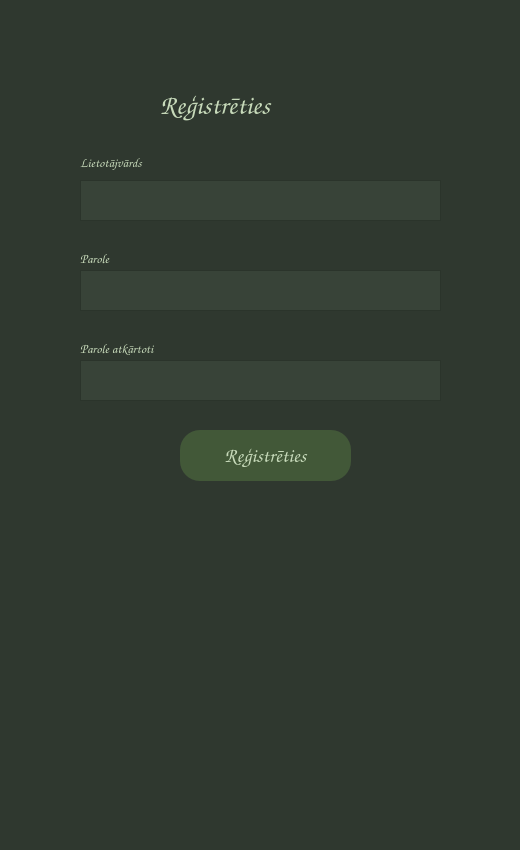
tebuu24/Senu-kolekcionars-2025, file register.ui: the form before one commit.
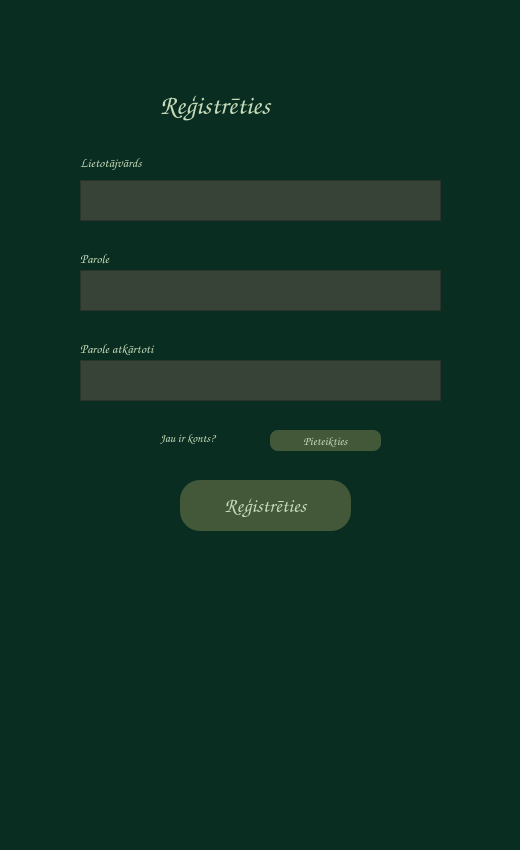
The form after the commit.

Commit message: ui update esošajiem

```diff
--- a/register.ui
+++ b/register.ui
@@ -40,7 +40,7 @@
    <string>Pieteikties</string>
   </property>
   <property name="styleSheet">
-   <string notr="true">background-color: rgb(47, 56, 47);</string>
+   <string notr="true">background-color: rgb(9, 46, 33);</string>
   </property>
   <widget class="QPlainTextEdit" name="usernamefield">
    <property name="geometry">
@@ -511,9 +511,9 @@
       <colorrole role="Button">
        <brush brushstyle="SolidPattern">
         <color alpha="255">
-         <red>47</red>
-         <green>56</green>
-         <blue>47</blue>
+         <red>9</red>
+         <green>46</green>
+         <blue>33</blue>
         </color>
        </brush>
       </colorrole>
@@ -529,18 +529,18 @@
       <colorrole role="Base">
        <brush brushstyle="SolidPattern">
         <color alpha="255">
-         <red>47</red>
-         <green>56</green>
-         <blue>47</blue>
+         <red>9</red>
+         <green>46</green>
+         <blue>33</blue>
         </color>
        </brush>
       </colorrole>
       <colorrole role="Window">
        <brush brushstyle="SolidPattern">
         <color alpha="255">
-         <red>47</red>
-         <green>56</green>
-         <blue>47</blue>
+         <red>9</red>
+         <green>46</green>
+         <blue>33</blue>
         </color>
        </brush>
       </colorrole>
@@ -558,9 +558,9 @@
       <colorrole role="Button">
        <brush brushstyle="SolidPattern">
         <color alpha="255">
-         <red>47</red>
-         <green>56</green>
-         <blue>47</blue>
+         <red>9</red>
+         <green>46</green>
+         <blue>33</blue>
         </color>
        </brush>
       </colorrole>
@@ -576,18 +576,18 @@
       <colorrole role="Base">
        <brush brushstyle="SolidPattern">
         <color alpha="255">
-         <red>47</red>
-         <green>56</green>
-         <blue>47</blue>
+         <red>9</red>
+         <green>46</green>
+         <blue>33</blue>
         </color>
        </brush>
       </colorrole>
       <colorrole role="Window">
        <brush brushstyle="SolidPattern">
         <color alpha="255">
-         <red>47</red>
-         <green>56</green>
-         <blue>47</blue>
+         <red>9</red>
+         <green>46</green>
+         <blue>33</blue>
         </color>
        </brush>
       </colorrole>
@@ -605,9 +605,9 @@
       <colorrole role="Button">
        <brush brushstyle="SolidPattern">
         <color alpha="255">
-         <red>47</red>
-         <green>56</green>
-         <blue>47</blue>
+         <red>9</red>
+         <green>46</green>
+         <blue>33</blue>
         </color>
        </brush>
       </colorrole>
@@ -623,18 +623,18 @@
       <colorrole role="Base">
        <brush brushstyle="SolidPattern">
         <color alpha="255">
-         <red>47</red>
-         <green>56</green>
-         <blue>47</blue>
+         <red>9</red>
+         <green>46</green>
+         <blue>33</blue>
         </color>
        </brush>
       </colorrole>
       <colorrole role="Window">
        <brush brushstyle="SolidPattern">
         <color alpha="255">
-         <red>47</red>
-         <green>56</green>
-         <blue>47</blue>
+         <red>9</red>
+         <green>46</green>
+         <blue>33</blue>
         </color>
        </brush>
       </colorrole>
@@ -701,27 +701,27 @@
       <colorrole role="Button">
        <brush brushstyle="SolidPattern">
         <color alpha="255">
-         <red>47</red>
-         <green>56</green>
-         <blue>47</blue>
+         <red>9</red>
+         <green>46</green>
+         <blue>33</blue>
         </color>
        </brush>
       </colorrole>
       <colorrole role="Base">
        <brush brushstyle="SolidPattern">
         <color alpha="255">
-         <red>47</red>
-         <green>56</green>
-         <blue>47</blue>
+         <red>9</red>
+         <green>46</green>
+         <blue>33</blue>
         </color>
        </brush>
       </colorrole>
       <colorrole role="Window">
        <brush brushstyle="SolidPattern">
         <color alpha="255">
-         <red>47</red>
-         <green>56</green>
-         <blue>47</blue>
+         <red>9</red>
+         <green>46</green>
+         <blue>33</blue>
         </color>
        </brush>
       </colorrole>
@@ -739,27 +739,27 @@
       <colorrole role="Button">
        <brush brushstyle="SolidPattern">
         <color alpha="255">
-         <red>47</red>
-         <green>56</green>
-         <blue>47</blue>
+         <red>9</red>
+         <green>46</green>
+         <blue>33</blue>
         </color>
        </brush>
       </colorrole>
       <colorrole role="Base">
        <brush brushstyle="SolidPattern">
         <color alpha="255">
-         <red>47</red>
-         <green>56</green>
-         <blue>47</blue>
+         <red>9</red>
+         <green>46</green>
+         <blue>33</blue>
         </color>
        </brush>
       </colorrole>
       <colorrole role="Window">
        <brush brushstyle="SolidPattern">
         <color alpha="255">
-         <red>47</red>
-         <green>56</green>
-         <blue>47</blue>
+         <red>9</red>
+         <green>46</green>
+         <blue>33</blue>
         </color>
        </brush>
       </colorrole>
@@ -777,27 +777,27 @@
       <colorrole role="Button">
        <brush brushstyle="SolidPattern">
         <color alpha="255">
-         <red>47</red>
-         <green>56</green>
-         <blue>47</blue>
+         <red>9</red>
+         <green>46</green>
+         <blue>33</blue>
         </color>
        </brush>
       </colorrole>
       <colorrole role="Base">
        <brush brushstyle="SolidPattern">
         <color alpha="255">
-         <red>47</red>
-         <green>56</green>
-         <blue>47</blue>
+         <red>9</red>
+         <green>46</green>
+         <blue>33</blue>
         </color>
        </brush>
       </colorrole>
       <colorrole role="Window">
        <brush brushstyle="SolidPattern">
         <color alpha="255">
-         <red>47</red>
-         <green>56</green>
-         <blue>47</blue>
+         <red>9</red>
+         <green>46</green>
+         <blue>33</blue>
         </color>
        </brush>
       </colorrole>
@@ -852,9 +852,9 @@
       <colorrole role="Button">
        <brush brushstyle="SolidPattern">
         <color alpha="255">
-         <red>0</red>
-         <green>170</green>
-         <blue>0</blue>
+         <red>9</red>
+         <green>46</green>
+         <blue>33</blue>
         </color>
        </brush>
       </colorrole>
@@ -870,18 +870,18 @@
       <colorrole role="Base">
        <brush brushstyle="SolidPattern">
         <color alpha="255">
-         <red>47</red>
-         <green>56</green>
-         <blue>47</blue>
+         <red>9</red>
+         <green>46</green>
+         <blue>33</blue>
         </color>
        </brush>
       </colorrole>
       <colorrole role="Window">
        <brush brushstyle="SolidPattern">
         <color alpha="255">
-         <red>47</red>
-         <green>56</green>
-         <blue>47</blue>
+         <red>9</red>
+         <green>46</green>
+         <blue>33</blue>
         </color>
        </brush>
       </colorrole>
@@ -899,9 +899,9 @@
       <colorrole role="Button">
        <brush brushstyle="SolidPattern">
         <color alpha="255">
-         <red>0</red>
-         <green>170</green>
-         <blue>0</blue>
+         <red>9</red>
+         <green>46</green>
+         <blue>33</blue>
         </color>
        </brush>
       </colorrole>
@@ -917,18 +917,18 @@
       <colorrole role="Base">
        <brush brushstyle="SolidPattern">
         <color alpha="255">
-         <red>47</red>
-         <green>56</green>
-         <blue>47</blue>
+         <red>9</red>
+         <green>46</green>
+         <blue>33</blue>
         </color>
        </brush>
       </colorrole>
       <colorrole role="Window">
        <brush brushstyle="SolidPattern">
         <color alpha="255">
-         <red>47</red>
-         <green>56</green>
-         <blue>47</blue>
+         <red>9</red>
+         <green>46</green>
+         <blue>33</blue>
         </color>
        </brush>
       </colorrole>
@@ -946,9 +946,9 @@
       <colorrole role="Button">
        <brush brushstyle="SolidPattern">
         <color alpha="255">
-         <red>0</red>
-         <green>170</green>
-         <blue>0</blue>
+         <red>9</red>
+         <green>46</green>
+         <blue>33</blue>
         </color>
        </brush>
       </colorrole>
@@ -964,18 +964,18 @@
       <colorrole role="Base">
        <brush brushstyle="SolidPattern">
         <color alpha="255">
-         <red>47</red>
-         <green>56</green>
-         <blue>47</blue>
+         <red>9</red>
+         <green>46</green>
+         <blue>33</blue>
         </color>
        </brush>
       </colorrole>
       <colorrole role="Window">
        <brush brushstyle="SolidPattern">
         <color alpha="255">
-         <red>47</red>
-         <green>56</green>
-         <blue>47</blue>
+         <red>9</red>
+         <green>46</green>
+         <blue>33</blue>
         </color>
        </brush>
       </colorrole>
@@ -1010,7 +1010,7 @@
    <property name="geometry">
     <rect>
      <x>180</x>
-     <y>430</y>
+     <y>480</y>
      <width>171</width>
      <height>51</height>
     </rect>
@@ -1227,9 +1227,9 @@
       <colorrole role="Button">
        <brush brushstyle="SolidPattern">
         <color alpha="255">
-         <red>47</red>
-         <green>56</green>
-         <blue>47</blue>
+         <red>9</red>
+         <green>46</green>
+         <blue>33</blue>
         </color>
        </brush>
       </colorrole>
@@ -1245,18 +1245,18 @@
       <colorrole role="Base">
        <brush brushstyle="SolidPattern">
         <color alpha="255">
-         <red>47</red>
-         <green>56</green>
-         <blue>47</blue>
+         <red>9</red>
+         <green>46</green>
+         <blue>33</blue>
         </color>
        </brush>
       </colorrole>
       <colorrole role="Window">
        <brush brushstyle="SolidPattern">
         <color alpha="255">
-         <red>47</red>
-         <green>56</green>
-         <blue>47</blue>
+         <red>9</red>
+         <green>46</green>
+         <blue>33</blue>
         </color>
        </brush>
       </colorrole>
@@ -1274,9 +1274,9 @@
       <colorrole role="Button">
        <brush brushstyle="SolidPattern">
         <color alpha="255">
-         <red>47</red>
-         <green>56</green>
-         <blue>47</blue>
+         <red>9</red>
+         <green>46</green>
+         <blue>33</blue>
         </color>
        </brush>
       </colorrole>
@@ -1292,18 +1292,18 @@
       <colorrole role="Base">
        <brush brushstyle="SolidPattern">
         <color alpha="255">
-         <red>47</red>
-         <green>56</green>
-         <blue>47</blue>
+         <red>9</red>
+         <green>46</green>
+         <blue>33</blue>
         </color>
        </brush>
       </colorrole>
       <colorrole role="Window">
        <brush brushstyle="SolidPattern">
         <color alpha="255">
-         <red>47</red>
-         <green>56</green>
-         <blue>47</blue>
+         <red>9</red>
+         <green>46</green>
+         <blue>33</blue>
         </color>
        </brush>
       </colorrole>
@@ -1321,9 +1321,9 @@
       <colorrole role="Button">
        <brush brushstyle="SolidPattern">
         <color alpha="255">
-         <red>47</red>
-         <green>56</green>
-         <blue>47</blue>
+         <red>9</red>
+         <green>46</green>
+         <blue>33</blue>
         </color>
        </brush>
       </colorrole>
@@ -1339,18 +1339,18 @@
       <colorrole role="Base">
        <brush brushstyle="SolidPattern">
         <color alpha="255">
-         <red>47</red>
-         <green>56</green>
-         <blue>47</blue>
+         <red>9</red>
+         <green>46</green>
+         <blue>33</blue>
         </color>
        </brush>
       </colorrole>
       <colorrole role="Window">
        <brush brushstyle="SolidPattern">
         <color alpha="255">
-         <red>47</red>
-         <green>56</green>
-         <blue>47</blue>
+         <red>9</red>
+         <green>46</green>
+         <blue>33</blue>
         </color>
        </brush>
       </colorrole>
@@ -1631,27 +1631,27 @@
       <colorrole role="Button">
        <brush brushstyle="SolidPattern">
         <color alpha="255">
-         <red>47</red>
-         <green>56</green>
-         <blue>47</blue>
+         <red>9</red>
+         <green>46</green>
+         <blue>33</blue>
         </color>
        </brush>
       </colorrole>
       <colorrole role="Base">
        <brush brushstyle="SolidPattern">
         <color alpha="255">
-         <red>47</red>
-         <green>56</green>
-         <blue>47</blue>
+         <red>9</red>
+         <green>46</green>
+         <blue>33</blue>
         </color>
        </brush>
       </colorrole>
       <colorrole role="Window">
        <brush brushstyle="SolidPattern">
         <color alpha="255">
-         <red>47</red>
-         <green>56</green>
-         <blue>47</blue>
+         <red>9</red>
+         <green>46</green>
+         <blue>33</blue>
         </color>
        </brush>
       </colorrole>
@@ -1669,27 +1669,27 @@
       <colorrole role="Button">
        <brush brushstyle="SolidPattern">
         <color alpha="255">
-         <red>47</red>
-         <green>56</green>
-         <blue>47</blue>
+         <red>9</red>
+         <green>46</green>
+         <blue>33</blue>
         </color>
        </brush>
       </colorrole>
       <colorrole role="Base">
        <brush brushstyle="SolidPattern">
         <color alpha="255">
-         <red>47</red>
-         <green>56</green>
-         <blue>47</blue>
+         <red>9</red>
+         <green>46</green>
+         <blue>33</blue>
         </color>
        </brush>
       </colorrole>
       <colorrole role="Window">
        <brush brushstyle="SolidPattern">
         <color alpha="255">
-         <red>47</red>
-         <green>56</green>
-         <blue>47</blue>
+         <red>9</red>
+         <green>46</green>
+         <blue>33</blue>
         </color>
        </brush>
       </colorrole>
@@ -1707,27 +1707,27 @@
       <colorrole role="Button">
        <brush brushstyle="SolidPattern">
         <color alpha="255">
-         <red>47</red>
-         <green>56</green>
-         <blue>47</blue>
+         <red>9</red>
+         <green>46</green>
+         <blue>33</blue>
         </color>
        </brush>
       </colorrole>
       <colorrole role="Base">
        <brush brushstyle="SolidPattern">
         <color alpha="255">
-         <red>47</red>
-         <green>56</green>
-         <blue>47</blue>
+         <red>9</red>
+         <green>46</green>
+         <blue>33</blue>
         </color>
        </brush>
       </colorrole>
       <colorrole role="Window">
        <brush brushstyle="SolidPattern">
         <color alpha="255">
-         <red>47</red>
-         <green>56</green>
-         <blue>47</blue>
+         <red>9</red>
+         <green>46</green>
+         <blue>33</blue>
         </color>
        </brush>
       </colorrole>
@@ -1746,6 +1746,623 @@
     <string>Parole atkārtoti</string>
    </property>
   </widget>
+  <widget class="QLabel" name="loginlabel">
+   <property name="geometry">
+    <rect>
+     <x>160</x>
+     <y>430</y>
+     <width>111</width>
+     <height>16</height>
+    </rect>
+   </property>
+   <property name="minimumSize">
+    <size>
+     <width>111</width>
+     <height>16</height>
+    </size>
+   </property>
+   <property name="maximumSize">
+    <size>
+     <width>111</width>
+     <height>16</height>
+    </size>
+   </property>
+   <property name="palette">
+    <palette>
+     <active>
+      <colorrole role="WindowText">
+       <brush brushstyle="SolidPattern">
+        <color alpha="255">
+         <red>199</red>
+         <green>218</green>
+         <blue>186</blue>
+        </color>
+       </brush>
+      </colorrole>
+      <colorrole role="Button">
+       <brush brushstyle="SolidPattern">
+        <color alpha="255">
+         <red>9</red>
+         <green>46</green>
+         <blue>33</blue>
+        </color>
+       </brush>
+      </colorrole>
+      <colorrole role="Base">
+       <brush brushstyle="SolidPattern">
+        <color alpha="255">
+         <red>9</red>
+         <green>46</green>
+         <blue>33</blue>
+        </color>
+       </brush>
+      </colorrole>
+      <colorrole role="Window">
+       <brush brushstyle="SolidPattern">
+        <color alpha="255">
+         <red>9</red>
+         <green>46</green>
+         <blue>33</blue>
+        </color>
+       </brush>
+      </colorrole>
+     </active>
+     <inactive>
+      <colorrole role="WindowText">
+       <brush brushstyle="SolidPattern">
+        <color alpha="255">
+         <red>199</red>
+         <green>218</green>
+         <blue>186</blue>
+        </color>
+       </brush>
+      </colorrole>
+      <colorrole role="Button">
+       <brush brushstyle="SolidPattern">
+        <color alpha="255">
+         <red>9</red>
+         <green>46</green>
+         <blue>33</blue>
+        </color>
+       </brush>
+      </colorrole>
+      <colorrole role="Base">
+       <brush brushstyle="SolidPattern">
+        <color alpha="255">
+         <red>9</red>
+         <green>46</green>
+         <blue>33</blue>
+        </color>
+       </brush>
+      </colorrole>
+      <colorrole role="Window">
+       <brush brushstyle="SolidPattern">
+        <color alpha="255">
+         <red>9</red>
+         <green>46</green>
+         <blue>33</blue>
+        </color>
+       </brush>
+      </colorrole>
+     </inactive>
+     <disabled>
+      <colorrole role="WindowText">
+       <brush brushstyle="SolidPattern">
+        <color alpha="255">
+         <red>120</red>
+         <green>120</green>
+         <blue>120</blue>
+        </color>
+       </brush>
+      </colorrole>
+      <colorrole role="Button">
+       <brush brushstyle="SolidPattern">
+        <color alpha="255">
+         <red>9</red>
+         <green>46</green>
+         <blue>33</blue>
+        </color>
+       </brush>
+      </colorrole>
+      <colorrole role="Base">
+       <brush brushstyle="SolidPattern">
+        <color alpha="255">
+         <red>9</red>
+         <green>46</green>
+         <blue>33</blue>
+        </color>
+       </brush>
+      </colorrole>
+      <colorrole role="Window">
+       <brush brushstyle="SolidPattern">
+        <color alpha="255">
+         <red>9</red>
+         <green>46</green>
+         <blue>33</blue>
+        </color>
+       </brush>
+      </colorrole>
+     </disabled>
+    </palette>
+   </property>
+   <property name="font">
+    <font>
+     <family>Comic Sans MS</family>
+     <pointsize>9</pointsize>
+     <weight>75</weight>
+     <bold>true</bold>
+    </font>
+   </property>
+   <property name="text">
+    <string>Jau ir konts?</string>
+   </property>
+  </widget>
+  <widget class="QPushButton" name="loginbutton_2">
+   <property name="geometry">
+    <rect>
+     <x>270</x>
+     <y>430</y>
+     <width>111</width>
+     <height>21</height>
+    </rect>
+   </property>
+   <property name="minimumSize">
+    <size>
+     <width>111</width>
+     <height>21</height>
+    </size>
+   </property>
+   <property name="maximumSize">
+    <size>
+     <width>111</width>
+     <height>21</height>
+    </size>
+   </property>
+   <property name="baseSize">
+    <size>
+     <width>111</width>
+     <height>21</height>
+    </size>
+   </property>
+   <property name="palette">
+    <palette>
+     <active>
+      <colorrole role="WindowText">
+       <brush brushstyle="SolidPattern">
+        <color alpha="255">
+         <red>199</red>
+         <green>218</green>
+         <blue>186</blue>
+        </color>
+       </brush>
+      </colorrole>
+      <colorrole role="Button">
+       <brush brushstyle="SolidPattern">
+        <color alpha="255">
+         <red>66</red>
+         <green>88</green>
+         <blue>56</blue>
+        </color>
+       </brush>
+      </colorrole>
+      <colorrole role="Light">
+       <brush brushstyle="SolidPattern">
+        <color alpha="255">
+         <red>255</red>
+         <green>255</green>
+         <blue>255</blue>
+        </color>
+       </brush>
+      </colorrole>
+      <colorrole role="Midlight">
+       <brush brushstyle="SolidPattern">
+        <color alpha="255">
+         <red>227</red>
+         <green>236</green>
+         <blue>220</blue>
+        </color>
+       </brush>
+      </colorrole>
+      <colorrole role="Dark">
+       <brush brushstyle="SolidPattern">
+        <color alpha="255">
+         <red>135</red>
+         <green>188</green>
+         <blue>116</blue>
+        </color>
+       </brush>
+      </colorrole>
+      <colorrole role="Mid">
+       <brush brushstyle="SolidPattern">
+        <color alpha="255">
+         <red>133</red>
+         <green>145</green>
+         <blue>124</blue>
+        </color>
+       </brush>
+      </colorrole>
+      <colorrole role="Text">
+       <brush brushstyle="SolidPattern">
+        <color alpha="255">
+         <red>199</red>
+         <green>218</green>
+         <blue>186</blue>
+        </color>
+       </brush>
+      </colorrole>
+      <colorrole role="BrightText">
+       <brush brushstyle="SolidPattern">
+        <color alpha="255">
+         <red>255</red>
+         <green>255</green>
+         <blue>255</blue>
+        </color>
+       </brush>
+      </colorrole>
+      <colorrole role="ButtonText">
+       <brush brushstyle="SolidPattern">
+        <color alpha="255">
+         <red>199</red>
+         <green>218</green>
+         <blue>186</blue>
+        </color>
+       </brush>
+      </colorrole>
+      <colorrole role="Base">
+       <brush brushstyle="SolidPattern">
+        <color alpha="255">
+         <red>66</red>
+         <green>88</green>
+         <blue>56</blue>
+        </color>
+       </brush>
+      </colorrole>
+      <colorrole role="Window">
+       <brush brushstyle="SolidPattern">
+        <color alpha="255">
+         <red>66</red>
+         <green>88</green>
+         <blue>56</blue>
+        </color>
+       </brush>
+      </colorrole>
+      <colorrole role="Shadow">
+       <brush brushstyle="SolidPattern">
+        <color alpha="255">
+         <red>0</red>
+         <green>0</green>
+         <blue>0</blue>
+        </color>
+       </brush>
+      </colorrole>
+      <colorrole role="AlternateBase">
+       <brush brushstyle="SolidPattern">
+        <color alpha="255">
+         <red>227</red>
+         <green>236</green>
+         <blue>220</blue>
+        </color>
+       </brush>
+      </colorrole>
+      <colorrole role="ToolTipBase">
+       <brush brushstyle="SolidPattern">
+        <color alpha="255">
+         <red>255</red>
+         <green>255</green>
+         <blue>220</blue>
+        </color>
+       </brush>
+      </colorrole>
+      <colorrole role="ToolTipText">
+       <brush brushstyle="SolidPattern">
+        <color alpha="255">
+         <red>0</red>
+         <green>0</green>
+         <blue>0</blue>
+        </color>
+       </brush>
+      </colorrole>
+     </active>
+     <inactive>
+      <colorrole role="WindowText">
+       <brush brushstyle="SolidPattern">
+        <color alpha="255">
+         <red>199</red>
+         <green>218</green>
+         <blue>186</blue>
+        </color>
+       </brush>
+      </colorrole>
+      <colorrole role="Button">
+       <brush brushstyle="SolidPattern">
+        <color alpha="255">
+         <red>66</red>
+         <green>88</green>
+         <blue>56</blue>
+        </color>
+       </brush>
+      </colorrole>
+      <colorrole role="Light">
+       <brush brushstyle="SolidPattern">
+        <color alpha="255">
+         <red>255</red>
+         <green>255</green>
+         <blue>255</blue>
+        </color>
+       </brush>
+      </colorrole>
+      <colorrole role="Midlight">
+       <brush brushstyle="SolidPattern">
+        <color alpha="255">
+         <red>227</red>
+         <green>236</green>
+         <blue>220</blue>
+        </color>
+       </brush>
+      </colorrole>
+      <colorrole role="Dark">
+       <brush brushstyle="SolidPattern">
+        <color alpha="255">
+         <red>135</red>
+         <green>188</green>
+         <blue>116</blue>
+        </color>
+       </brush>
+      </colorrole>
+      <colorrole role="Mid">
+       <brush brushstyle="SolidPattern">
+        <color alpha="255">
+         <red>133</red>
+         <green>145</green>
+         <blue>124</blue>
+        </color>
+       </brush>
+      </colorrole>
+      <colorrole role="Text">
+       <brush brushstyle="SolidPattern">
+        <color alpha="255">
+         <red>199</red>
+         <green>218</green>
+         <blue>186</blue>
+        </color>
+       </brush>
+      </colorrole>
+      <colorrole role="BrightText">
+       <brush brushstyle="SolidPattern">
+        <color alpha="255">
+         <red>255</red>
+         <green>255</green>
+         <blue>255</blue>
+        </color>
+       </brush>
+      </colorrole>
+      <colorrole role="ButtonText">
+       <brush brushstyle="SolidPattern">
+        <color alpha="255">
+         <red>199</red>
+         <green>218</green>
+         <blue>186</blue>
+        </color>
+       </brush>
+      </colorrole>
+      <colorrole role="Base">
+       <brush brushstyle="SolidPattern">
+        <color alpha="255">
+         <red>66</red>
+         <green>88</green>
+         <blue>56</blue>
+        </color>
+       </brush>
+      </colorrole>
+      <colorrole role="Window">
+       <brush brushstyle="SolidPattern">
+        <color alpha="255">
+         <red>66</red>
+         <green>88</green>
+         <blue>56</blue>
+        </color>
+       </brush>
+      </colorrole>
+      <colorrole role="Shadow">
+       <brush brushstyle="SolidPattern">
+        <color alpha="255">
+         <red>0</red>
+         <green>0</green>
+         <blue>0</blue>
+        </color>
+       </brush>
+      </colorrole>
+      <colorrole role="AlternateBase">
+       <brush brushstyle="SolidPattern">
+        <color alpha="255">
+         <red>227</red>
+         <green>236</green>
+         <blue>220</blue>
+        </color>
+       </brush>
+      </colorrole>
+      <colorrole role="ToolTipBase">
+       <brush brushstyle="SolidPattern">
+        <color alpha="255">
+         <red>255</red>
+         <green>255</green>
+         <blue>220</blue>
+        </color>
+       </brush>
+      </colorrole>
+      <colorrole role="ToolTipText">
+       <brush brushstyle="SolidPattern">
+        <color alpha="255">
+         <red>0</red>
+         <green>0</green>
+         <blue>0</blue>
+        </color>
+       </brush>
+      </colorrole>
+     </inactive>
+     <disabled>
+      <colorrole role="WindowText">
+       <brush brushstyle="SolidPattern">
+        <color alpha="255">
+         <red>199</red>
+         <green>218</green>
+         <blue>186</blue>
+        </color>
+       </brush>
+      </colorrole>
+      <colorrole role="Button">
+       <brush brushstyle="SolidPattern">
+        <color alpha="255">
+         <red>66</red>
+         <green>88</green>
+         <blue>56</blue>
+        </color>
+       </brush>
+      </colorrole>
+      <colorrole role="Light">
+       <brush brushstyle="SolidPattern">
+        <color alpha="255">
+         <red>255</red>
+         <green>255</green>
+         <blue>255</blue>
+        </color>
+       </brush>
+      </colorrole>
+      <colorrole role="Midlight">
+       <brush brushstyle="SolidPattern">
+        <color alpha="255">
+         <red>227</red>
+         <green>236</green>
+         <blue>220</blue>
+        </color>
+       </brush>
+      </colorrole>
+      <colorrole role="Dark">
+       <brush brushstyle="SolidPattern">
+        <color alpha="255">
+         <red>135</red>
+         <green>188</green>
+         <blue>116</blue>
+        </color>
+       </brush>
+      </colorrole>
+      <colorrole role="Mid">
+       <brush brushstyle="SolidPattern">
+        <color alpha="255">
+         <red>133</red>
+         <green>145</green>
+         <blue>124</blue>
+        </color>
+       </brush>
+      </colorrole>
+      <colorrole role="Text">
+       <brush brushstyle="SolidPattern">
+        <color alpha="255">
+         <red>199</red>
+         <green>218</green>
+         <blue>186</blue>
+        </color>
+       </brush>
+      </colorrole>
+      <colorrole role="BrightText">
+       <brush brushstyle="SolidPattern">
+        <color alpha="255">
+         <red>255</red>
+         <green>255</green>
+         <blue>255</blue>
+        </color>
+       </brush>
+      </colorrole>
+      <colorrole role="ButtonText">
+       <brush brushstyle="SolidPattern">
+        <color alpha="255">
+         <red>199</red>
+         <green>218</green>
+         <blue>186</blue>
+        </color>
+       </brush>
+      </colorrole>
+      <colorrole role="Base">
+       <brush brushstyle="SolidPattern">
+        <color alpha="255">
+         <red>66</red>
+         <green>88</green>
+         <blue>56</blue>
+        </color>
+       </brush>
+      </colorrole>
+      <colorrole role="Window">
+       <brush brushstyle="SolidPattern">
+        <color alpha="255">
+         <red>66</red>
+         <green>88</green>
+         <blue>56</blue>
+        </color>
+       </brush>
+      </colorrole>
+      <colorrole role="Shadow">
+       <brush brushstyle="SolidPattern">
+        <color alpha="255">
+         <red>0</red>
+         <green>0</green>
+         <blue>0</blue>
+        </color>
+       </brush>
+      </colorrole>
+      <colorrole role="AlternateBase">
+       <brush brushstyle="SolidPattern">
+        <color alpha="255">
+         <red>199</red>
+         <green>218</green>
+         <blue>186</blue>
+        </color>
+       </brush>
+      </colorrole>
+      <colorrole role="ToolTipBase">
+       <brush brushstyle="SolidPattern">
+        <color alpha="255">
+         <red>255</red>
+         <green>255</green>
+         <blue>220</blue>
+        </color>
+       </brush>
+      </colorrole>
+      <colorrole role="ToolTipText">
+       <brush brushstyle="SolidPattern">
+        <color alpha="255">
+         <red>0</red>
+         <green>0</green>
+         <blue>0</blue>
+        </color>
+       </brush>
+      </colorrole>
+     </disabled>
+    </palette>
+   </property>
+   <property name="font">
+    <font>
+     <family>Comic Sans MS</family>
+     <pointsize>9</pointsize>
+     <weight>75</weight>
+     <bold>true</bold>
+    </font>
+   </property>
+   <property name="styleSheet">
+    <string notr="true">border-radius: 8px;
+background-color: rgb(66, 88, 56);
+color: rgb(199, 218, 186);
+border: 1px, solid;</string>
+   </property>
+   <property name="locale">
+    <locale language="Latvian" country="Latvia"/>
+   </property>
+   <property name="text">
+    <string>Pieteikties</string>
+   </property>
+   <property name="checkable">
+    <bool>false</bool>
+   </property>
+  </widget>
  </widget>
  <resources/>
  <connections/>
```
Left out of the diff: 10 changed lines with no effect on the pictures. The commit also changes 6 other files.
